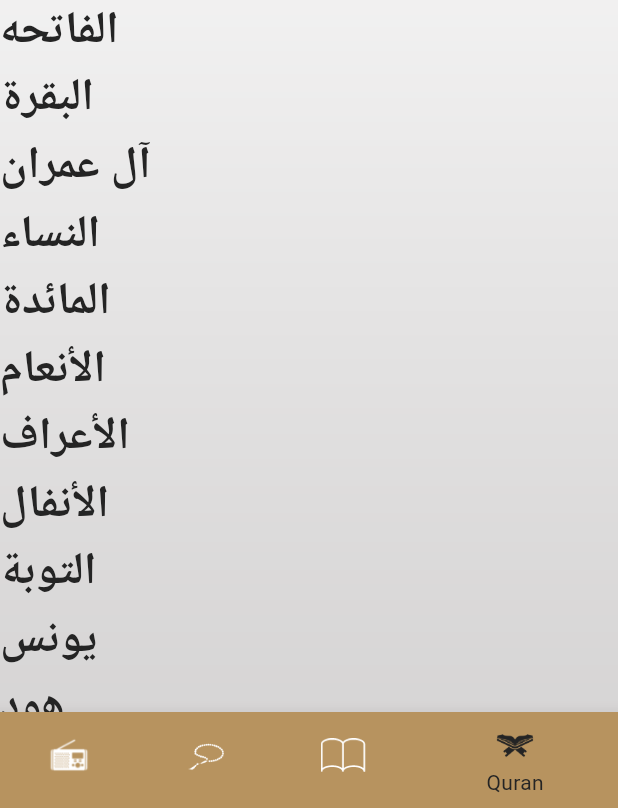
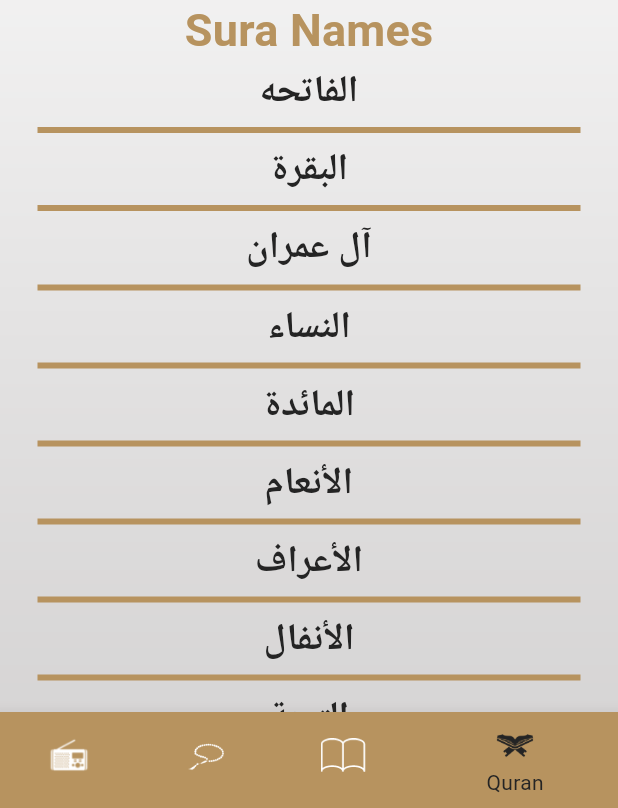
Before and after one commit to Maryammahmou-d/Islame_App, a Flutter app: the screen it shows after launch, item 4 of the bottom bar chosen, on a phone screen of 412 x 824 dp, the part 428-1236 px from its top. Run offline on Flutter 3.47's test engine with Material 3 defaults, Android fonts, the phone set to English and light mode, and no system bars.

Commit message:
Add sura names to another file and change stayle

```diff
--- a/lib/Home/Home_screen.dart
+++ b/lib/Home/Home_screen.dart
@@ -1,6 +1,6 @@
 import 'package:flutter/material.dart';
 import 'package:islame_app/Home/Ahadeth_tab.dart';
-import 'package:islame_app/Home/Quran_tab.dart';
+import 'package:islame_app/Home/Quran/Quran_tab.dart';
 import 'package:islame_app/Home/Radio_tab.dart';
 import 'package:islame_app/Home/Sabha_tab.dart';
 import 'package:islame_app/themeing.dart';
--- a/lib/Home/Quran_tab.dart
+++ b/lib/Home/Quran/Quran_tab.dart
@@ -1,5 +1,7 @@
 import 'package:flutter/cupertino.dart';
 import 'package:flutter/material.dart';
+import 'package:islame_app/Home/Quran/sura_name_item.dart';
+import 'package:islame_app/themeing.dart';
 
 class QuranTab extends StatelessWidget {
   List<String> SuraNames = [
@@ -126,14 +128,25 @@ class QuranTab extends StatelessWidget {
       child: Column(
         children: [
           Image.asset("assets/images/qur2an_screen_logo.png"),
+          Text(
+            "Sura Names",
+            style: Theme.of(context)
+                .textTheme
+                .titleMedium
+                ?.copyWith(color: MyThemeData.GoldColor),
+          ),
           Expanded(
-            child: ListView.builder(
-                itemCount: SuraNames.length,
-                itemBuilder: (_, index) {
-                  return Text(SuraNames[index],
-                      style: Theme.of(context).textTheme.titleMedium);
-                }),
-          )
+              child: ListView.separated(
+                  separatorBuilder: (_, index) => Divider(
+                        color: MyThemeData.GoldColor,
+                        thickness: 4,
+                        endIndent: 25,
+                        indent: 25,
+                      ),
+                  itemCount: SuraNames.length,
+                  itemBuilder: (_, index) {
+                    return SuraNameItem(SuraNames[index]);
+                  })),
         ],
       ),
     );
--- /dev/null
+++ b/lib/Home/Quran/sura_name_item.dart
@@ -0,0 +1,14 @@
+import 'package:flutter/material.dart';
+
+class SuraNameItem extends StatelessWidget {
+  String SuraName;
+
+  SuraNameItem(this.SuraName);
+
+  @override
+  Widget build(BuildContext context) {
+    return Text(SuraName,
+        textAlign: TextAlign.center,
+        style: Theme.of(context).textTheme.titleSmall);
+  }
+}
--- a/lib/themeing.dart
+++ b/lib/themeing.dart
@@ -5,14 +5,15 @@ class MyThemeData {
   static Color GoldColor = Color.fromRGBO(183, 147, 95, 1.0);
 
   static ThemeData lightTheme = ThemeData(
-      scaffoldBackgroundColor: Colors.transparent,
+    scaffoldBackgroundColor: Colors.transparent,
     appBarTheme: AppBarTheme(
       centerTitle: true,
       elevation: 0.0,
       backgroundColor: Colors.transparent,
     ),
     textTheme: TextTheme(
-      headlineSmall: TextStyle(fontSize: 20, color: BlackColor),
+      titleSmall: TextStyle(
+          fontSize: 25, color: BlackColor, fontWeight: FontWeight.bold),
       titleMedium: TextStyle(
           fontSize: 30, fontWeight: FontWeight.bold, color: BlackColor),
       titleLarge: TextStyle(fontSize: 35, color: BlackColor),
@@ -31,7 +32,8 @@ class MyThemeData {
         backgroundColor: Colors.transparent,
       ),
       textTheme: TextTheme(
-        titleSmall: TextStyle(fontSize: 20, color: Colors.white),
+        titleSmall: TextStyle(
+            fontSize: 25, color: Colors.white, fontWeight: FontWeight.bold),
         titleMedium: TextStyle(
             fontSize: 30, fontWeight: FontWeight.bold, color: Colors.white),
         titleLarge: TextStyle(fontSize: 35, color: Colors.white),
```
